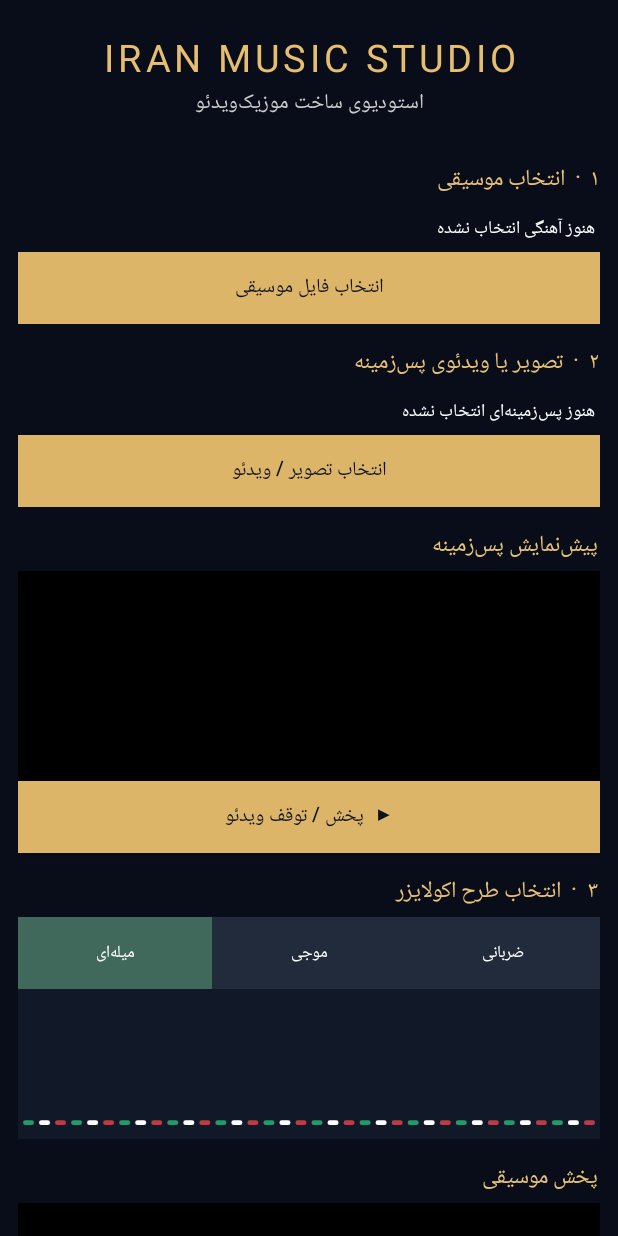
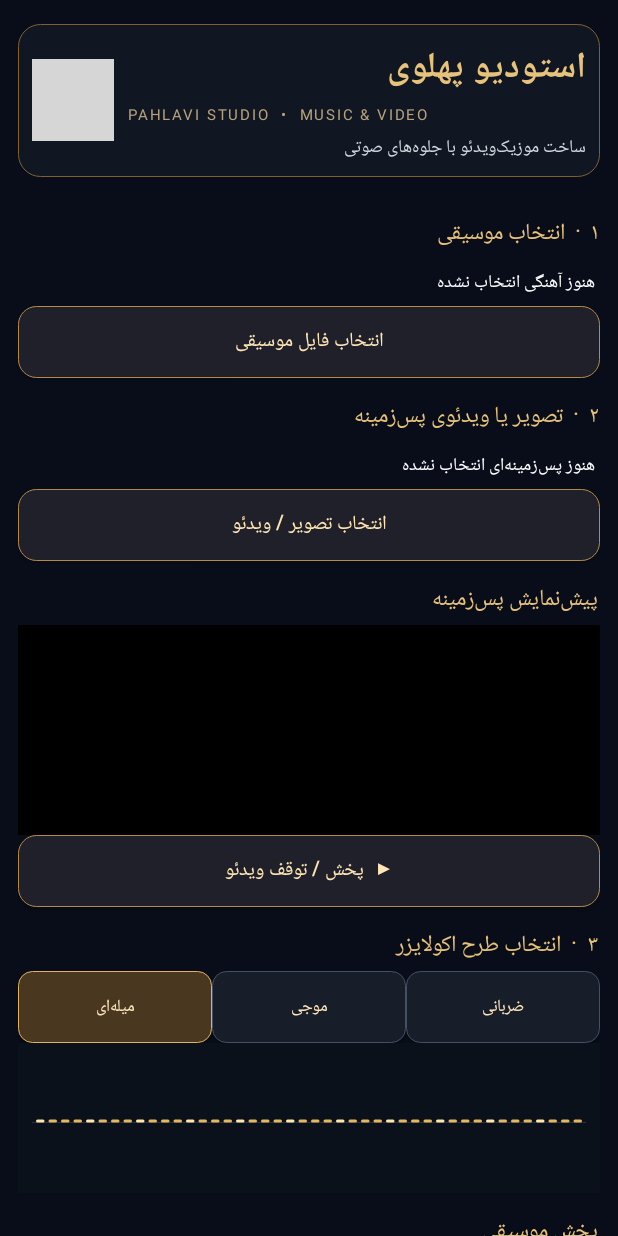
Before and after one commit to aydin343789-design/IranMusicStudio, an Android app: the screen it shows after launch (MainActivity), on a phone screen of 412 x 824 dp. Run offline under Robolectric (Android 15) with nearby library versions, the phone set to English and light mode, and no system bars; grey boxes are pictures that could not be loaded.

Commit message:
Rebrand app and refine studio visualizer UI

```diff
--- a/app/src/main/java/com/iranmusicstudio/MainActivity.kt
+++ b/app/src/main/java/com/iranmusicstudio/MainActivity.kt
@@ -15,9 +15,11 @@ import android.provider.MediaStore
 import android.view.Gravity
 import android.view.View
 import android.widget.Button
+import android.widget.ImageView
 import android.widget.LinearLayout
 import android.widget.ScrollView
 import android.widget.TextView
+import android.graphics.drawable.GradientDrawable
 import androidx.activity.ComponentActivity
 import androidx.activity.result.contract.ActivityResultContracts
 import androidx.core.content.ContextCompat
@@ -101,21 +103,41 @@ class MainActivity : ComponentActivity() {
             setPadding(18, 24, 18, 28)
             setBackgroundColor(android.graphics.Color.rgb(8, 13, 25))
         }
-        page.addView(TextView(this).apply {
-            text = "IRAN MUSIC STUDIO"
-            textSize = 25f
-            gravity = Gravity.CENTER
+        val brandHeader = LinearLayout(this).apply {
+            orientation = LinearLayout.HORIZONTAL
+            gravity = Gravity.CENTER_VERTICAL
+            setPadding(14, 14, 14, 14)
+            background = roundedPanel(0xFF111722.toInt(), 0xFF80602F.toInt(), 22f)
+        }
+        brandHeader.addView(ImageView(this).apply {
+            setImageResource(R.drawable.pahlavi_logo)
+            scaleType = ImageView.ScaleType.FIT_CENTER
+        }, LinearLayout.LayoutParams(82, 82))
+        val brandTitles = LinearLayout(this).apply {
+            orientation = LinearLayout.VERTICAL
+            setPadding(14, 0, 0, 0)
+            addView(TextView(this@MainActivity).apply {
+                text = "استودیو پهلوی"
+                textSize = 24f
+                setTextColor(0xFFE7C27A.toInt())
+                typeface = android.graphics.Typeface.create("sans-serif", android.graphics.Typeface.BOLD)
+            }, matchWrap())
+            addView(TextView(this@MainActivity).apply {
+                text = "PAHLAVI STUDIO  •  MUSIC & VIDEO"
+                textSize = 10f
                 letterSpacing = 0.12f
-            setTextColor(android.graphics.Color.rgb(230, 190, 112))
-            setPadding(0, 8, 0, 2)
+                setTextColor(0xFFB8A27C.toInt())
+                setPadding(0, 4, 0, 0)
             }, matchWrap())
-        page.addView(TextView(this).apply {
-            text = "استودیوی ساخت موزیک‌ویدئو"
-            textSize = 14f
-            gravity = Gravity.CENTER
-            setTextColor(android.graphics.Color.LTGRAY)
-            setPadding(0, 0, 0, 20)
+            addView(TextView(this@MainActivity).apply {
+                text = "ساخت موزیک‌ویدئو با جلوه‌های صوتی"
+                textSize = 12f
+                setTextColor(0xFFD4D8E0.toInt())
+                setPadding(0, 7, 0, 0)
             }, matchWrap())
+        }
+        brandHeader.addView(brandTitles, LinearLayout.LayoutParams(0, -2, 1f))
+        page.addView(brandHeader, LinearLayout.LayoutParams(-1, -2).apply { bottomMargin = 18 })
 
         page.addView(sectionTitle("۱  ·  انتخاب موسیقی"), matchWrap())
         songLabel = info("هنوز آهنگی انتخاب نشده")
@@ -164,7 +186,7 @@ class MainActivity : ComponentActivity() {
         status = info("برای شروع، موسیقی و پس‌زمینه را انتخاب کن.")
         page.addView(status, matchWrap())
         page.addView(TextView(this).apply {
-            text = "فایل نهایی در پوشه Movies/IranMusicStudio ذخیره می‌شود. طرح اکولایزر فعلاً در پیش‌نمایش زنده است و در خروجی MP4 به مرحلهٔ بعد اضافه خواهد شد."
+            text = "فایل نهایی در پوشه Movies/PahlaviStudio ذخیره می‌شود. اکولایزر این نسخه در پیش‌نمایش زنده فعال است؛ رندر اکولایزر داخل MP4 را در مرحلهٔ بعد به موتور خروجی اضافه می‌کنیم."
             textSize = 11f
             setTextColor(android.graphics.Color.rgb(165, 174, 190))
             setPadding(4, 14, 4, 4)
@@ -218,7 +240,7 @@ class MainActivity : ComponentActivity() {
         val composition = Composition.Builder(videoSequence, audioSequence).build()
         val output = File(cacheDir, "iran_studio_${System.currentTimeMillis()}.mp4")
 
-        status.text = "در حال ترکیب موسیقی و پس‌زمینه… لطفاً برنامه را نبند."
+        status.text = if (isImage) "در حال ساخت ویدئو؛ تصویر تا پایان آهنگ نمایش داده می‌شود…" else "در حال ساخت ویدئو؛ کلیپ کوتاه در صورت نیاز تکرار و انتهای کلیپ بلند با پایان آهنگ هماهنگ می‌شود…"
         val engine = Transformer.Builder(this)
             .setVideoMimeType(MimeTypes.VIDEO_H264)
             .addListener(object : Transformer.Listener {
@@ -226,7 +248,7 @@ class MainActivity : ComponentActivity() {
                     transformer = null
                     try {
                         saveToMovies(output)
-                        status.text = "✓ موزیک‌ویدئو با موفقیت در پوشه Movies/IranMusicStudio ذخیره شد."
+                        status.text = "✓ موزیک‌ویدئو در Movies/PahlaviStudio ذخیره شد."
                     } catch (e: Exception) {
                         status.text = "خروجی ساخته شد اما ذخیره‌سازی ناموفق بود: ${e.message}"
                     }
@@ -253,12 +275,12 @@ class MainActivity : ComponentActivity() {
 
     private fun saveToMovies(file: File) {
         if (!file.exists() || file.length() == 0L) error("فایل خروجی خالی است")
-        val name = "IranMusicStudio_${System.currentTimeMillis()}.mp4"
+        val name = "PahlaviStudio_${System.currentTimeMillis()}.mp4"
         if (Build.VERSION.SDK_INT >= 29) {
             val values = ContentValues().apply {
                 put(MediaStore.Video.Media.DISPLAY_NAME, name)
                 put(MediaStore.Video.Media.MIME_TYPE, "video/mp4")
-                put(MediaStore.Video.Media.RELATIVE_PATH, Environment.DIRECTORY_MOVIES + "/IranMusicStudio")
+                put(MediaStore.Video.Media.RELATIVE_PATH, Environment.DIRECTORY_MOVIES + "/PahlaviStudio")
                 put(MediaStore.Video.Media.IS_PENDING, 1)
             }
             val uri = contentResolver.insert(MediaStore.Video.Media.EXTERNAL_CONTENT_URI, values)
@@ -326,19 +348,28 @@ class MainActivity : ComponentActivity() {
         setTextColor(android.graphics.Color.WHITE)
         setPadding(5, 8, 5, 8)
     }
+    private fun roundedPanel(fill: Int, stroke: Int, radius: Float) = GradientDrawable().apply {
+        setColor(fill)
+        cornerRadius = radius
+        setStroke(1, stroke)
+    }
     private fun actionButton(value: String, action: () -> Unit) = Button(this).apply {
         text = value
         textSize = 13f
-        setTextColor(android.graphics.Color.rgb(13, 18, 29))
-        setBackgroundColor(android.graphics.Color.rgb(220, 181, 105))
+        isAllCaps = false
+        setTextColor(0xFFFFE7B5.toInt())
+        background = roundedPanel(0xFF20202A.toInt(), 0xFFB58A45.toInt(), 18f)
+        setPadding(18, 12, 18, 12)
         setOnClickListener { action() }
     }
     private fun styleButton(value: String, style: Int) = Button(this).apply {
         text = value
         textSize = 11f
-        setTextColor(android.graphics.Color.WHITE)
-        setBackgroundColor(if (visualStyle == style) android.graphics.Color.rgb(65, 105, 91)
-            else android.graphics.Color.rgb(34, 43, 60))
+        isAllCaps = false
+        setTextColor(0xFFFFE8BE.toInt())
+        background = roundedPanel(if (visualStyle == style) 0xFF49371F.toInt() else 0xFF171E2A.toInt(),
+            if (visualStyle == style) 0xFFE0B35E.toInt() else 0xFF465064.toInt(), 14f)
+        setPadding(5, 10, 5, 10)
         setOnClickListener {
             visualStyle = style
             spectrum.setStyle(style)
@@ -346,8 +377,9 @@ class MainActivity : ComponentActivity() {
             (parent as? LinearLayout)?.let { row ->
                 for (i in 0 until row.childCount) {
                     val child = row.getChildAt(i) as? Button
-                    child?.setBackgroundColor(if (i == style) android.graphics.Color.rgb(65, 105, 91)
-                        else android.graphics.Color.rgb(34, 43, 60))
+                    child?.background = roundedPanel(
+                        if (i == style) 0xFF49371F.toInt() else 0xFF171E2A.toInt(),
+                        if (i == style) 0xFFE0B35E.toInt() else 0xFF465064.toInt(), 14f)
                 }
             }
         }
@@ -372,47 +404,90 @@ class MainActivity : ComponentActivity() {
 
 class SpectrumView(context: android.content.Context) : View(context) {
     private val paint = Paint(Paint.ANTI_ALIAS_FLAG)
-    private var bars = FloatArray(36)
+    private var levels = FloatArray(44) { 0.025f }
     private var style = 0
+
     fun setStyle(value: Int) { style = value; invalidate() }
+
     fun updateFft(fft: ByteArray) {
-        val values = FloatArray(bars.size)
-        for (i in values.indices) {
-            val index = 2 + i * 2
+        val targets = FloatArray(levels.size)
+        val maxBin = (fft.size / 2 - 1).coerceAtLeast(2)
+        for (i in targets.indices) {
+            val low = (kotlin.math.exp(kotlin.math.ln(2.0) +
+                (i.toDouble() / targets.size) * kotlin.math.ln(maxBin.toDouble() / 2.0))).toInt().coerceIn(1, maxBin)
+            val high = (kotlin.math.exp(kotlin.math.ln(2.0) +
+                ((i + 1).toDouble() / targets.size) * kotlin.math.ln(maxBin.toDouble() / 2.0))).toInt()
+                .coerceIn(low + 1, maxBin + 1)
+            var peak = 0.0
+            for (bin in low until high) {
+                val index = bin * 2
                 if (index + 1 < fft.size) {
                     val re = fft[index].toInt()
                     val im = fft[index + 1].toInt()
-                values[i] = (kotlin.math.sqrt((re * re + im * im).toDouble()).toFloat() / 24f).coerceIn(0.04f, 1f)
+                    val magnitude = kotlin.math.sqrt((re * re + im * im).toDouble())
+                    if (magnitude > peak) peak = magnitude
                 }
             }
-        post { bars = values; invalidate() }
+            targets[i] = ((kotlin.math.ln(1.0 + peak) / kotlin.math.ln(129.0)) * 0.96 + 0.025)
+                .toFloat().coerceIn(0.025f, 1f)
         }
+        post {
+            for (i in levels.indices) {
+                val factor = if (targets[i] > levels[i]) 0.42f else 0.16f
+                levels[i] += (targets[i] - levels[i]) * factor
+            }
+            invalidate()
+        }
+    }
+
     override fun onDraw(canvas: Canvas) {
         super.onDraw(canvas)
-        canvas.drawColor(android.graphics.Color.rgb(17, 24, 39))
-        val gap = 5f
-        val w = (width - gap * (bars.size + 1)) / bars.size
-        val base = height - 14f
-        bars.forEachIndexed { i, value ->
-            val v = value.coerceIn(0.04f, 1f)
-            val h = (height - 34f) * v
-            paint.color = when (i % 3) {
-                0 -> android.graphics.Color.rgb(34, 155, 105)
-                1 -> android.graphics.Color.WHITE
-                else -> android.graphics.Color.rgb(190, 58, 70)
+        canvas.drawColor(0xFF0B111B.toInt())
+        val gold = 0xFFE4B85F.toInt()
+        val paleGold = 0xFFFFE6A8.toInt()
+        val centerY = height * 0.53f
+        paint.color = 0xFF293241.toInt()
+        paint.strokeWidth = 1f
+        canvas.drawLine(14f, centerY, width - 14f, centerY, paint)
+
+        val count = levels.size
+        val gap = 4f
+        val barWidth = ((width - 36f - gap * (count - 1)) / count).coerceAtLeast(1f)
+        val maxHeight = height * 0.72f
+
+        if (style == 1) {
+            val path = android.graphics.Path()
+            for (i in levels.indices) {
+                val x = 18f + i * (barWidth + gap) + barWidth / 2f
+                val y = centerY - levels[i] * maxHeight * 0.48f
+                if (i == 0) path.moveTo(x, y) else path.lineTo(x, y)
             }
-            val x = gap + i * (w + gap)
-            when (style) {
-                0 -> canvas.drawRoundRect(x, base - h, x + w, base, 5f, 5f, paint)
-                1 -> {
-                    val center = height / 2f
-                    canvas.drawRoundRect(x, center - h / 2, x + w, center + h / 2, 5f, 5f, paint)
+            paint.style = Paint.Style.STROKE
+            paint.strokeWidth = 2.4f
+            paint.strokeCap = Paint.Cap.ROUND
+            paint.color = paleGold
+            canvas.drawPath(path, paint)
+            paint.style = Paint.Style.FILL
+            for (i in levels.indices step 4) {
+                val x = 18f + i * (barWidth + gap) + barWidth / 2f
+                val y = centerY - levels[i] * maxHeight * 0.48f
+                paint.color = gold
+                canvas.drawCircle(x, y, 2.2f, paint)
             }
-                else -> {
-                    val pulse = h * (if (i % 2 == 0) 1f else 0.65f)
-                    canvas.drawCircle(x + w / 2, base - pulse / 2, (w / 2).coerceAtLeast(2f), paint)
+            return
+        }
+
+        levels.forEachIndexed { i, level ->
+            val x = 18f + i * (barWidth + gap)
+            val h = (level * maxHeight).coerceAtLeast(3f)
+            paint.color = if (i % 4 == 0) paleGold else gold
+            if (style == 0) {
+                canvas.drawRoundRect(x, centerY - h, x + barWidth, centerY, barWidth / 2, barWidth / 2, paint)
+            } else {
+                val radius = (barWidth * 0.46f).coerceAtLeast(1.2f)
+                canvas.drawCircle(x + barWidth / 2, centerY - h * 0.58f, radius, paint)
+                canvas.drawCircle(x + barWidth / 2, centerY + h * 0.58f, radius, paint)
             }
         }
     }
 }
-}
```
Lines whose indentation alone changed are shown as unchanged.
